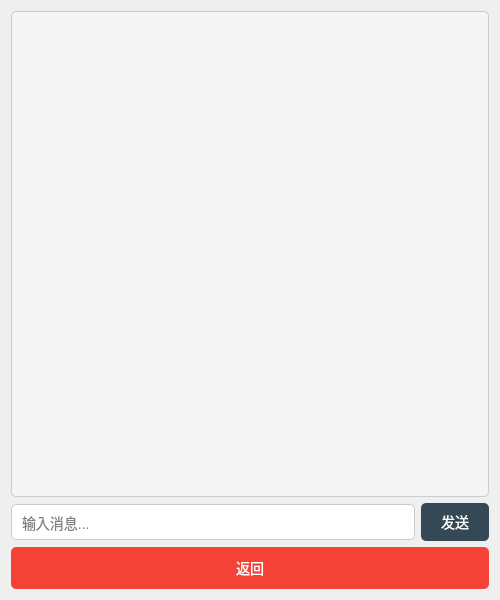
This is UI_File/chat_window.ui in Lyghrock/Programming-Practice-2025-Spring-Project as Qt 5 draws it before an edit. The edited form follows.
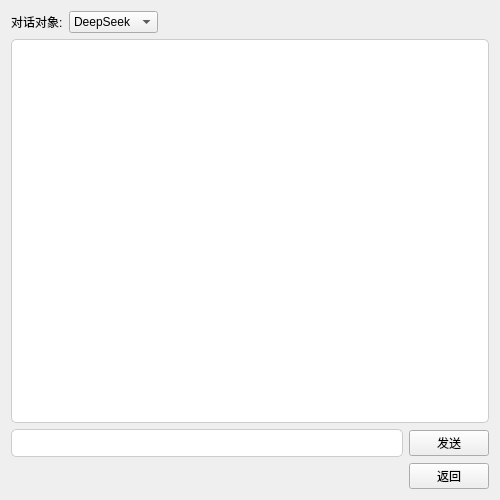
This is the edited form.

```diff
--- a/UI_File/chat_window.ui
+++ b/UI_File/chat_window.ui
@@ -7,18 +7,55 @@
     <x>0</x>
     <y>0</y>
     <width>500</width>
-    <height>600</height>
+    <height>500</height>
    </rect>
   </property>
   <layout class="QVBoxLayout" name="verticalLayout">
+   <item>
+    <layout class="QHBoxLayout" name="horizontalLayout_3">
+     <item>
+      <widget class="QLabel" name="label">
+       <property name="text">
+        <string>对话对象:</string>
+       </property>
+      </widget>
+     </item>
+     <item>
+      <widget class="QComboBox" name="combo_chat_type">
+       <item>
+        <property name="text">
+         <string>DeepSeek</string>
+        </property>
+       </item>
+       <item>
+        <property name="text">
+         <string>小喷子</string>
+        </property>
+       </item>
+      </widget>
+     </item>
+     <item>
+      <spacer name="horizontalSpacer">
+       <property name="orientation">
+        <enum>Qt::Horizontal</enum>
+       </property>
+       <property name="sizeHint" stdset="0">
+        <size>
+         <width>40</width>
+         <height>20</height>
+        </size>
+       </property>
+      </spacer>
+     </item>
+    </layout>
+   </item>
    <item>
     <widget class="QTextBrowser" name="text_chat">
      <property name="styleSheet">
-      <string notr="true">background-color: #F5F5F5;
+      <string notr="true">background-color: #FFFFFF;
 border: 1px solid #CCCCCC;
 border-radius: 5px;
-padding: 10px;
-font-size: 14px;</string>
+font-size: 12px;</string>
      </property>
     </widget>
    </item>
@@ -29,11 +66,7 @@
        <property name="styleSheet">
         <string notr="true">border: 1px solid #CCCCCC;
 border-radius: 5px;
-padding: 8px;
-font-size: 14px;</string>
-       </property>
-       <property name="placeholderText">
-        <string>输入消息...</string>
+padding: 5px;</string>
        </property>
       </widget>
      </item>
@@ -42,30 +75,39 @@
        <property name="text">
         <string>发送</string>
        </property>
-       <property name="styleSheet">
-        <string notr="true">background-color: #344955;
-color: white;
-border-radius: 5px;
-padding: 8px 20px;
-font-size: 14px;</string>
+       <property name="minimumSize">
+        <size>
+         <width>60</width>
+         <height>0</height>
+        </size>
        </property>
       </widget>
      </item>
     </layout>
    </item>
    <item>
-    <widget class="QPushButton" name="btn_back">
-     <property name="text">
-      <string>返回</string>
-     </property>
-     <property name="styleSheet">
-      <string notr="true">background-color: #F44336;
-color: white;
-border-radius: 5px;
-padding: 10px;
-font-size: 14px;</string>
-     </property>
-    </widget>
+    <layout class="QHBoxLayout" name="horizontalLayout_2">
+     <item>
+      <spacer name="horizontalSpacer_2">
+       <property name="orientation">
+        <enum>Qt::Horizontal</enum>
+       </property>
+       <property name="sizeHint" stdset="0">
+        <size>
+         <width>40</width>
+         <height>20</height>
+        </size>
+       </property>
+      </spacer>
+     </item>
+     <item>
+      <widget class="QPushButton" name="btn_back">
+       <property name="text">
+        <string>返回</string>
+       </property>
+      </widget>
+     </item>
+    </layout>
    </item>
   </layout>
  </widget>
```
Left out of the diff: 4 changed lines with no effect on the pictures.
